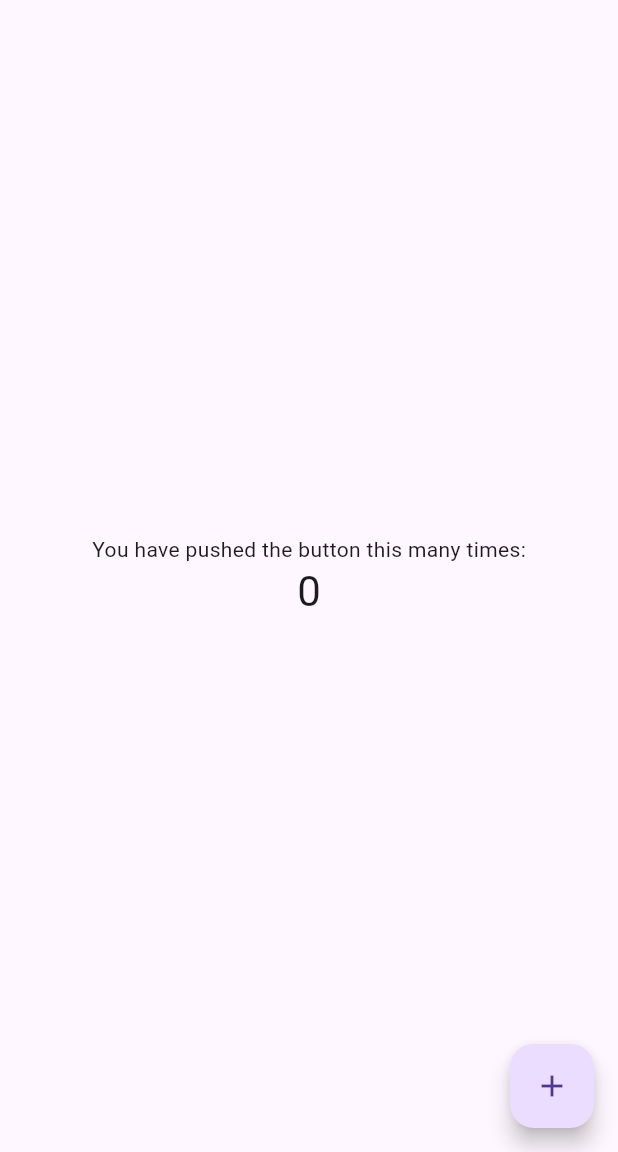
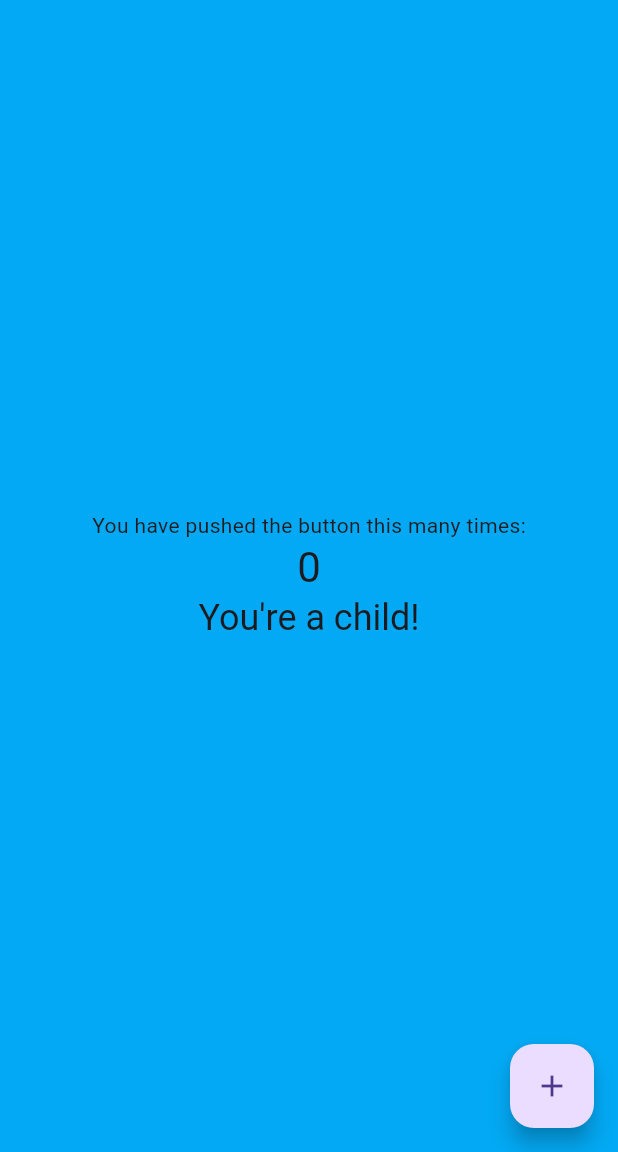
Before and after one commit to BeestingGit/counter, a Flutter app: the screen it shows after launch, on a phone screen of 412 x 824 dp, the part 84-1236 px from its top. Run offline on Flutter 3.47's test engine with Material 3 defaults, Android fonts, the phone set to English and light mode, and no system bars; missing offline and left inert: window_size.

```diff
--- a/lib/main.dart
+++ b/lib/main.dart
@@ -91,7 +91,11 @@ class MyHomePage extends StatelessWidget {
   Widget build(BuildContext context) {
     return Scaffold(
       appBar: AppBar(title: const Text('Flutter Demo Home Page')),
-      body: Center(
+      body: Consumer<Counter>(
+        builder: (context, counter, child) {
+          return Container(
+            color: getBackgroundColor(counter.value),
+            child: Center(
               child: Column(
                 mainAxisAlignment: MainAxisAlignment.center,
                 children: [
@@ -100,15 +104,19 @@ class MyHomePage extends StatelessWidget {
                   // and retrieves its model (Counter, in this case).
                   // Then it uses that model to build widgets, and will trigger
                   // rebuilds if the model is updated.
-            Consumer<Counter>(
-              builder:
-                  (context, counter, child) => Text(
+                  Text(
                     '${counter.value}',
                     style: Theme.of(context).textTheme.headlineMedium,
                   ),
+                  Text(
+                    getAgeMilestones(counter.value),
+                    style: Theme.of(context).textTheme.headlineSmall,
                   ),
                 ],
               ),
+            ),
+          );
+        },
       ),
       floatingActionButton: FloatingActionButton(
         onPressed: () {
```
Lines whose indentation alone changed are shown as unchanged.
